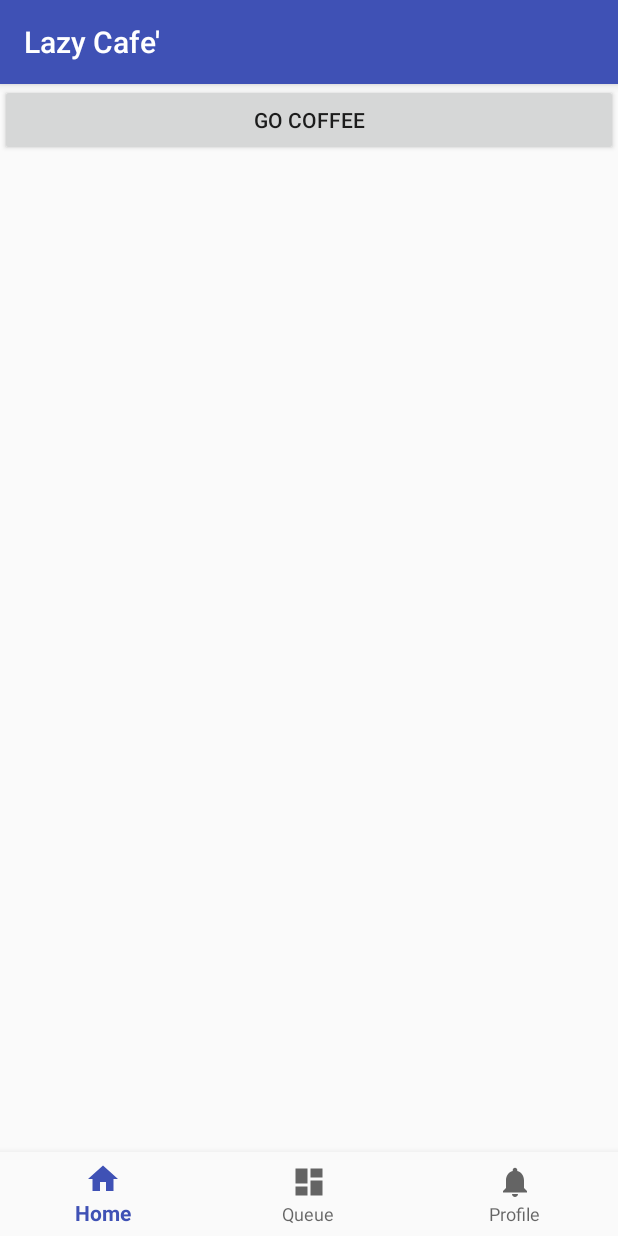
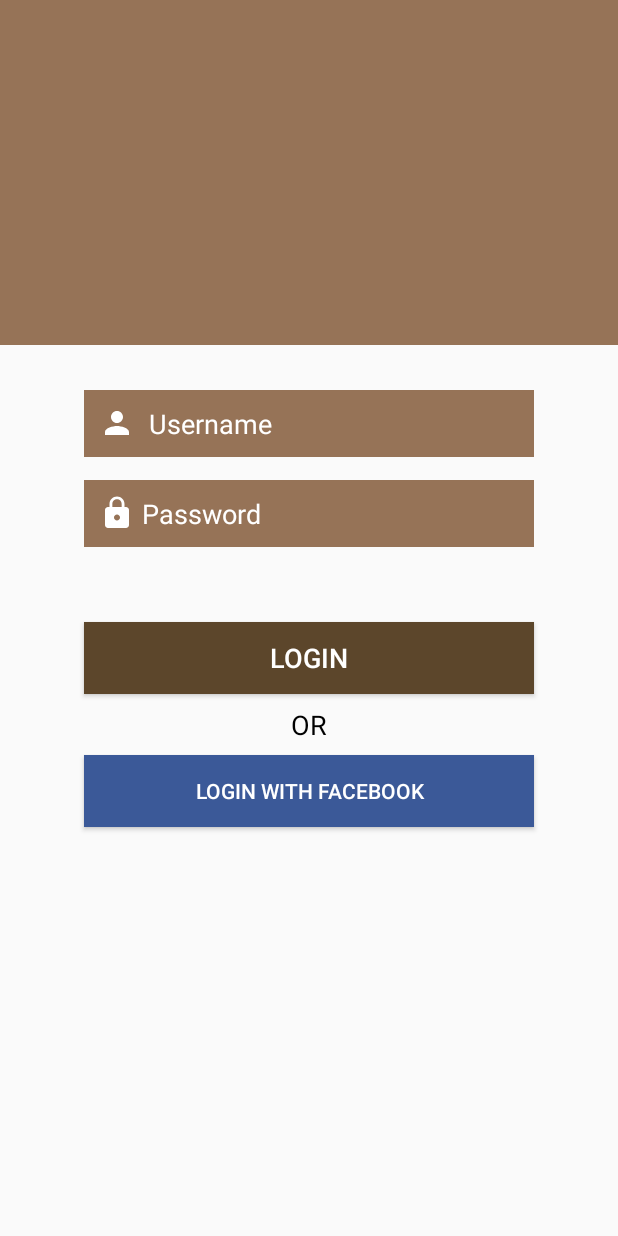
Before and after one commit to BankkokBank/final_project_android, an Android app: the screen it shows after launch (MainActivity before the commit, LoginActivity after it), on a phone screen of 412 x 824 dp. Run offline under Robolectric (Android 15) with nearby library versions, the phone set to English and light mode, and no system bars; our stand-ins replace Firebase (no records; nobody signed in at launch, a user with empty details on screens opened directly).

Commit message:
create firebase and login

```diff
--- a/LazyCafe/app/build.gradle
+++ b/LazyCafe/app/build.gradle
@@ -4,7 +4,7 @@
     compileSdkVersion 26
     defaultConfig {
         applicationId "kmitl.bank58070041.finalproject.lazycafe"
-        minSdkVersion 15
+        minSdkVersion 18
         targetSdkVersion 26
         versionCode 1
         versionName "1.0"
@@ -29,4 +29,7 @@
     testImplementation 'junit:junit:4.12'
     androidTestImplementation 'com.android.support.test:runner:1.0.1'
     androidTestImplementation 'com.android.support.test.espresso:espresso-core:3.0.1'
+    compile 'com.google.firebase:firebase-database:11.4.2'
 }
+
+apply plugin: 'com.google.gms.google-services'
--- a/LazyCafe/app/src/main/AndroidManifest.xml
+++ b/LazyCafe/app/src/main/AndroidManifest.xml
@@ -12,13 +12,18 @@
         <activity
             android:name=".MainActivity"
             android:label="@string/app_name">
+
+        </activity>
+        <activity android:name=".BuyCoffee" />
+        <activity
+            android:name=".LoginActivity"
+            android:label="@string/app_name">>
             <intent-filter>
                 <action android:name="android.intent.action.MAIN" />
 
                 <category android:name="android.intent.category.LAUNCHER" />
             </intent-filter>
         </activity>
-        <activity android:name=".BuyCoffee"></activity>
     </application>
 
 </manifest>
--- /dev/null
+++ b/LazyCafe/app/src/main/java/kmitl/bank58070041/finalproject/lazycafe/LoginActivity.java
@@ -0,0 +1,40 @@
+package kmitl.bank58070041.finalproject.lazycafe;
+
+import android.content.Intent;
+
+import android.support.v7.app.AppCompatActivity;
+import android.os.Bundle;
+import android.view.View;
+
+import com.google.firebase.database.DatabaseReference;
+import com.google.firebase.database.FirebaseDatabase;
+
+import kmitl.bank58070041.finalproject.lazycafe.fragment.HomeFragment;
+
+public class LoginActivity extends AppCompatActivity {
+
+    @Override
+    protected void onCreate(Bundle savedInstanceState) {
+        super.onCreate(savedInstanceState);
+        setContentView(R.layout.activity_login);
+        //DataBase
+        DatabaseReference mRootRef = FirebaseDatabase.getInstance().getReference();
+//        DatabaseReference mIDRef = mRootRef.child("Bankkok_Bank");
+//        //write database
+//        mIDRef.child("username").setValue("Bankkok_Bank");
+//        mIDRef.child("password").setValue("12345678");
+//        mIDRef.child("email").setValue("58070041@kmitl.ac.th");
+
+//        DatabaseReference mIDRef = mRootRef.child("nuttawat17");
+//        //write database
+//        mIDRef.child("username").setValue("nuttawat17");
+//        mIDRef.child("password").setValue("12345678");
+//        mIDRef.child("email").setValue("58070041@kmitl.ac.th");
+
+    }
+
+    public void loginClick(View view) {
+        Intent intent = new Intent(this, MainActivity.class);
+        startActivity(intent);
+    }
+}
--- a/LazyCafe/app/src/main/java/kmitl/bank58070041/finalproject/lazycafe/MainActivity.java
+++ b/LazyCafe/app/src/main/java/kmitl/bank58070041/finalproject/lazycafe/MainActivity.java
@@ -8,6 +8,9 @@
 import android.support.v7.app.AppCompatActivity;
 import android.view.MenuItem;
 import android.widget.TextView;
+
+import com.google.firebase.database.DatabaseReference;
+import com.google.firebase.database.FirebaseDatabase;
 
 import kmitl.bank58070041.finalproject.lazycafe.fragment.HomeFragment;
 import kmitl.bank58070041.finalproject.lazycafe.fragment.ProfileFragment;
@@ -25,9 +28,11 @@
         BottomNavigationView navigation = (BottomNavigationView) findViewById(R.id.navigation);
         navigation.setOnNavigationItemSelectedListener(mOnNavigationItemSelectedListener);
 
+        //FragmentHomeOpenApp
         FragmentManager fragmentManager = getSupportFragmentManager();
         FragmentTransaction transaction = fragmentManager.beginTransaction();
         transaction.replace(R.id.frameLayout,new HomeFragment()).commit();
+
     }
 
     private BottomNavigationView.OnNavigationItemSelectedListener mOnNavigationItemSelectedListener
--- /dev/null
+++ b/LazyCafe/app/src/main/res/drawable/ic_lock_black_24dp.xml
@@ -0,0 +1,9 @@
+<vector xmlns:android="http://schemas.android.com/apk/res/android"
+        android:width="24dp"
+        android:height="24dp"
+        android:viewportWidth="24.0"
+        android:viewportHeight="24.0">
+    <path
+        android:fillColor="#FFF"
+        android:pathData="M18,8h-1L17,6c0,-2.76 -2.24,-5 -5,-5S7,3.24 7,6v2L6,8c-1.1,0 -2,0.9 -2,2v10c0,1.1 0.9,2 2,2h12c1.1,0 2,-0.9 2,-2L20,10c0,-1.1 -0.9,-2 -2,-2zM12,17c-1.1,0 -2,-0.9 -2,-2s0.9,-2 2,-2 2,0.9 2,2 -0.9,2 -2,2zM15.1,8L8.9,8L8.9,6c0,-1.71 1.39,-3.1 3.1,-3.1 1.71,0 3.1,1.39 3.1,3.1v2z"/>
+</vector>
--- a/LazyCafe/app/src/main/res/drawable/ic_notifications_black_24dp.xml
+++ b/LazyCafe/app/src/main/res/drawable/ic_notifications_black_24dp.xml
@@ -4,6 +4,6 @@
     android:viewportHeight="24.0"
     android:viewportWidth="24.0">
     <path
-        android:fillColor="#FF000000"
+        android:fillColor="#FFFFFF"
         android:pathData="M12,22c1.1,0 2,-0.9 2,-2h-4c0,1.1 0.89,2 2,2zM18,16v-5c0,-3.07 -1.64,-5.64 -4.5,-6.32L13.5,4c0,-0.83 -0.67,-1.5 -1.5,-1.5s-1.5,0.67 -1.5,1.5v0.68C7.63,5.36 6,7.92 6,11v5l-2,2v1h16v-1l-2,-2z" />
 </vector>
--- /dev/null
+++ b/LazyCafe/app/src/main/res/drawable/ic_person_black_24dp.xml
@@ -0,0 +1,9 @@
+<vector xmlns:android="http://schemas.android.com/apk/res/android"
+        android:width="24dp"
+        android:height="24dp"
+        android:viewportWidth="24.0"
+        android:viewportHeight="24.0">
+    <path
+        android:fillColor="#FFF"
+        android:pathData="M12,12c2.21,0 4,-1.79 4,-4s-1.79,-4 -4,-4 -4,1.79 -4,4 1.79,4 4,4zM12,14c-2.67,0 -8,1.34 -8,4v2h16v-2c0,-2.66 -5.33,-4 -8,-4z"/>
+</vector>
--- /dev/null
+++ b/LazyCafe/app/src/main/res/layout/activity_login.xml
@@ -0,0 +1,93 @@
+<?xml version="1.0" encoding="utf-8"?>
+
+<RelativeLayout
+    xmlns:android="http://schemas.android.com/apk/res/android"
+    xmlns:tools="http://schemas.android.com/tools"
+    android:layout_width="match_parent"
+    android:layout_height="match_parent"
+    tools:context="kmitl.bank58070041.finalproject.lazycafe.LoginActivity">
+
+    <LinearLayout
+        android:orientation="vertical"
+        android:layout_width="match_parent"
+        android:layout_height="match_parent">
+        <LinearLayout
+            android:orientation="vertical"
+            android:layout_width="match_parent"
+            android:layout_height="230dp"
+            android:background="#FF967357">
+
+            <ImageView
+                android:layout_gravity="center"
+                android:layout_width="wrap_content"
+                android:layout_height="wrap_content" />
+
+        </LinearLayout>
+        <LinearLayout
+            android:orientation="vertical"
+            android:layout_width="match_parent"
+            android:layout_height="match_parent">
+            <EditText
+                android:id="@+id/username"
+                android:drawableStart="@drawable/ic_person_black_24dp"
+                android:drawableLeft="@drawable/ic_person_black_24dp"
+                android:textColor="#fff"
+                android:textColorHint="#fff"
+                android:background="#FF967357"
+                android:layout_marginTop="30dp"
+                android:layout_gravity="center"
+                android:hint="@string/username"
+                android:padding="10dp"
+                android:layout_width="300dp"
+                android:layout_height="wrap_content" />
+
+            <EditText
+                android:id="@+id/password"
+                android:inputType="textPassword"
+                android:drawableStart="@drawable/ic_lock_black_24dp"
+                android:drawableLeft="@drawable/ic_lock_black_24dp"
+                android:textColor="#fff"
+                android:textColorHint="#fff"
+                android:background="#FF967357"
+                android:layout_marginTop="15dp"
+                android:layout_gravity="center"
+                android:hint="@string/password"
+                android:padding="10dp"
+                android:layout_width="300dp"
+                android:layout_height="wrap_content" />
+
+            <Button
+                android:id="@+id/btnLogin"
+                android:layout_width="300dp"
+                android:layout_height="wrap_content"
+                android:layout_marginTop="50dp"
+                android:layout_gravity="center"
+                android:text="LOGIN"
+                android:onClick="loginClick"
+                android:textSize="18dp"
+                android:textColor="#fff"
+                android:background="#5c462b"/>
+
+            <TextView
+                android:layout_width="300dp"
+                android:layout_height="wrap_content"
+                android:textAlignment="center"
+                android:layout_marginTop="8dp"
+                android:text="OR"
+                android:textColor="#000"
+                android:textSize="18dp"
+                android:layout_gravity="center"/>
+
+            <Button
+                android:layout_width="300dp"
+                android:layout_height="wrap_content"
+                android:layout_marginTop="8dp"
+                android:layout_gravity="center"
+                android:text="@string/login_with_facebook"
+                android:textColor="#fff"
+                android:background="#3b5998"/>
+        </LinearLayout>
+    </LinearLayout>
+
+
+</RelativeLayout>
--- a/LazyCafe/app/src/main/res/layout/activity_main.xml
+++ b/LazyCafe/app/src/main/res/layout/activity_main.xml
@@ -1,5 +1,6 @@
 <?xml version="1.0" encoding="utf-8"?>
-<android.support.constraint.ConstraintLayout xmlns:android="http://schemas.android.com/apk/res/android"
+<android.support.constraint.ConstraintLayout
+    xmlns:android="http://schemas.android.com/apk/res/android"
     xmlns:app="http://schemas.android.com/apk/res-auto"
     xmlns:tools="http://schemas.android.com/tools"
     android:id="@+id/container"
--- a/LazyCafe/app/src/main/res/values/strings.xml
+++ b/LazyCafe/app/src/main/res/values/strings.xml
@@ -5,4 +5,7 @@
     <string name="queue">Queue</string>
     <string name="profile">Profile</string>
     <string name="go_coffee">Go Coffee</string>
+    <string name="username">" " Username</string>
+    <string name="password">" "Password</string>
+    <string name="login_with_facebook">Login With Facebook</string>
 </resources>
--- a/LazyCafe/app/src/main/res/values/styles.xml
+++ b/LazyCafe/app/src/main/res/values/styles.xml
@@ -6,6 +6,9 @@
         <item name="colorPrimary">@color/colorPrimary</item>
         <item name="colorPrimaryDark">@color/colorPrimaryDark</item>
         <item name="colorAccent">@color/colorAccent</item>
+
+        <item name="windowNoTitle">true</item>
+        <item name="windowActionBar">false</item>
     </style>
 
 </resources>
--- a/LazyCafe/build.gradle
+++ b/LazyCafe/build.gradle
@@ -8,7 +8,7 @@
     }
     dependencies {
         classpath 'com.android.tools.build:gradle:3.0.0'
-
+        classpath 'com.google.gms:google-services:3.0.0'
 
         // NOTE: Do not place your application dependencies here; they belong
         // in the individual module build.gradle files
```
Also changed, not shown: 2 other files.
